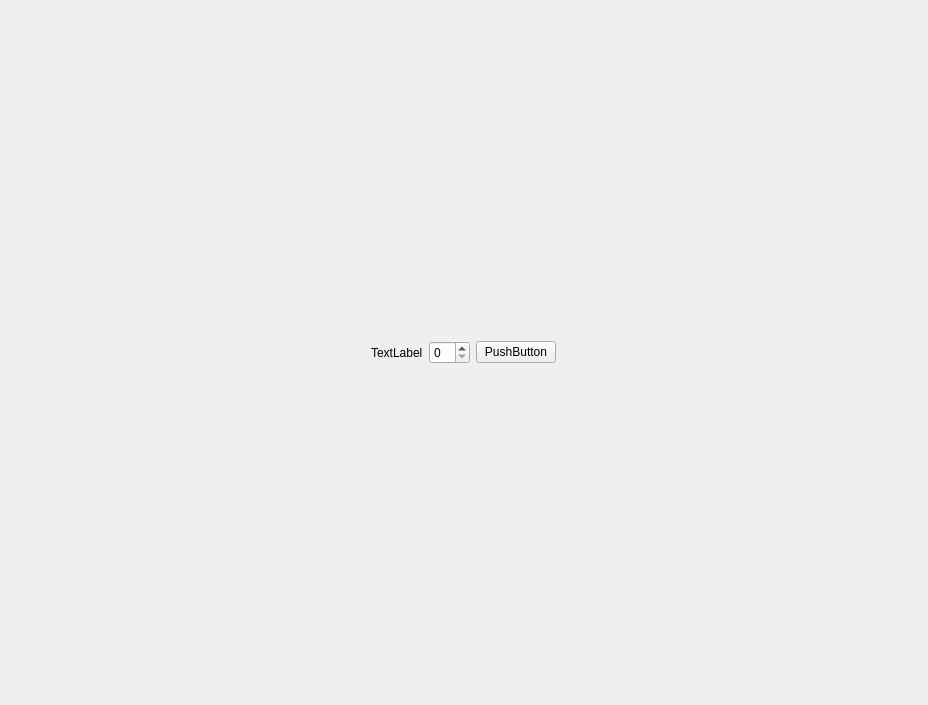
Before: the Qt Designer form layout2.ui in AziizBg/RO_Project, drawn with Qt 5.
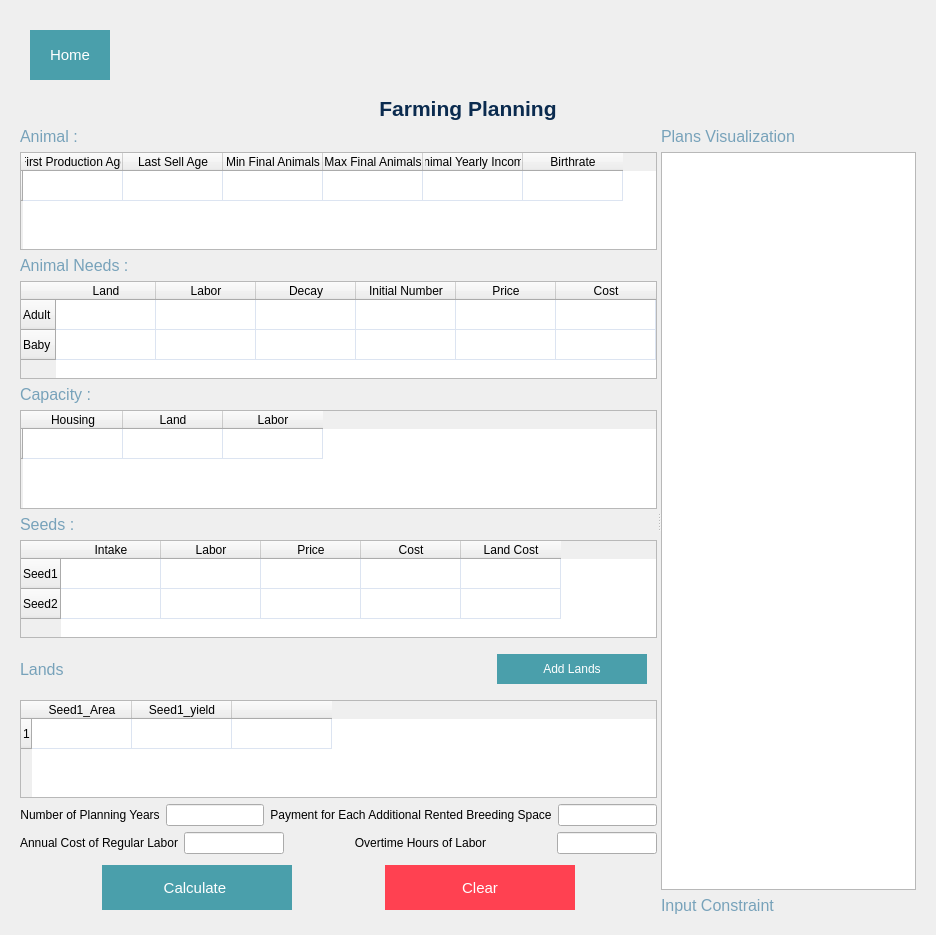
After: the same form once the commit is applied.

Patch:
```diff
--- a/layout2.ui
+++ b/layout2.ui
@@ -6,48 +6,704 @@
    <rect>
     <x>0</x>
     <y>0</y>
-    <width>928</width>
-    <height>705</height>
+    <width>936</width>
+    <height>935</height>
    </rect>
   </property>
   <property name="windowTitle">
    <string>Parameters Input</string>
   </property>
   <widget class="QWidget" name="centralwidget">
-   <layout class="QHBoxLayout" name="horizontalLayout">
+   <layout class="QVBoxLayout" name="main_layout">
+    <property name="leftMargin">
+     <number>20</number>
+    </property>
+    <property name="topMargin">
+     <number>20</number>
+    </property>
+    <property name="rightMargin">
+     <number>20</number>
+    </property>
+    <property name="bottomMargin">
+     <number>20</number>
+    </property>
     <item>
-     <layout class="QVBoxLayout" name="verticalLayout">
-      <item>
-       <layout class="QHBoxLayout" name="horizontalLayout_9">
+     <widget class="QPushButton" name="returnHome">
+      <property name="maximumSize">
+       <size>
+        <width>100</width>
+        <height>70</height>
+       </size>
+      </property>
+      <property name="font">
+       <font>
+        <pointsize>11</pointsize>
+       </font>
+      </property>
+      <property name="cursor">
+       <cursorShape>PointingHandCursor</cursorShape>
+      </property>
+      <property name="styleSheet">
+       <string notr="true">
+                        QPushButton {
+                            background-color: #4a9fab;
+                            border: none;
+                            color: white;
+                            padding: 10px ;
+                            margin: 10px;
+                            height: 35px;
+                        }
+                        QPushButton:hover {
+                            background-color: #3e858f;
+                        }
+                    </string>
+      </property>
+      <property name="text">
+       <string>Home</string>
+      </property>
+     </widget>
+    </item>
+    <item>
+     <widget class="QLabel" name="top_title">
+      <property name="maximumSize">
+       <size>
+        <width>16777215</width>
+        <height>150</height>
+       </size>
+      </property>
+      <property name="font">
+       <font>
+        <pointsize>16</pointsize>
+        <weight>75</weight>
+        <bold>true</bold>
+       </font>
+      </property>
+      <property name="styleSheet">
+       <string notr="true">
+                  QLabel {
+                  color: #0b2b4f;
+                  }
+              </string>
+      </property>
+      <property name="text">
+       <string>Farming Planning</string>
+      </property>
+      <property name="alignment">
+       <set>Qt::AlignCenter</set>
+      </property>
+     </widget>
+    </item>
+    <item>
+     <widget class="QSplitter" name="splitter">
+      <property name="orientation">
+       <enum>Qt::Horizontal</enum>
+      </property>
+      <widget class="QWidget" name="leftPanel">
+       <layout class="QVBoxLayout" name="verticalLayout">
         <item>
-         <widget class="QLabel" name="label">
+         <widget class="QLabel" name="node_input_title_2">
+          <property name="font">
+           <font>
+            <pointsize>12</pointsize>
+           </font>
+          </property>
+          <property name="styleSheet">
+           <string notr="true">
+                                                        QLabel {
+                                                        color: #77a2ba;
+                                                        }
+                                                    </string>
+          </property>
           <property name="text">
-           <string>TextLabel</string>
+           <string>Animal :</string>
           </property>
          </widget>
         </item>
         <item>
-         <widget class="QSpinBox" name="spinBox"/>
+         <widget class="QTableWidget" name="tableAdultAnimal">
+          <property name="styleSheet">
+           <string notr="true">gridline-color:#DCE4F1;
+selection-background-color: #DCE4F1;</string>
+          </property>
+          <row>
+           <property name="text">
+            <string/>
+           </property>
+          </row>
+          <column>
+           <property name="text">
+            <string>First Production Age</string>
+           </property>
+          </column>
+          <column>
+           <property name="text">
+            <string>Last Sell Age</string>
+           </property>
+          </column>
+          <column>
+           <property name="text">
+            <string>Min Final Animals</string>
+           </property>
+          </column>
+          <column>
+           <property name="text">
+            <string>Max Final Animals</string>
+           </property>
+          </column>
+          <column>
+           <property name="text">
+            <string>Animal Yearly Income</string>
+           </property>
+          </column>
+          <column>
+           <property name="text">
+            <string>Birthrate</string>
+           </property>
+          </column>
+         </widget>
         </item>
         <item>
-         <widget class="QPushButton" name="pushButton">
+         <widget class="QLabel" name="edge_input_title">
+          <property name="font">
+           <font>
+            <pointsize>12</pointsize>
+           </font>
+          </property>
+          <property name="styleSheet">
+           <string notr="true">
+                                                        QLabel {
+                                                        color: #77a2ba;
+                                                        }
+                                                    </string>
+          </property>
           <property name="text">
-           <string>PushButton</string>
+           <string>Animal Needs :</string>
           </property>
          </widget>
         </item>
+        <item>
+         <widget class="QTableWidget" name="tableAnimalNeeds">
+          <property name="styleSheet">
+           <string notr="true">gridline-color:#DCE4F1;
+selection-background-color: #DCE4F1;</string>
+          </property>
+          <row>
+           <property name="text">
+            <string>Adult</string>
+           </property>
+          </row>
+          <row>
+           <property name="text">
+            <string>Baby</string>
+           </property>
+          </row>
+          <column>
+           <property name="text">
+            <string>Land</string>
+           </property>
+          </column>
+          <column>
+           <property name="text">
+            <string>Labor</string>
+           </property>
+          </column>
+          <column>
+           <property name="text">
+            <string>Decay</string>
+           </property>
+          </column>
+          <column>
+           <property name="text">
+            <string>Initial Number</string>
+           </property>
+          </column>
+          <column>
+           <property name="text">
+            <string>Price</string>
+           </property>
+          </column>
+          <column>
+           <property name="text">
+            <string>Cost</string>
+           </property>
+          </column>
+         </widget>
+        </item>
+        <item>
+         <widget class="QLabel" name="node_selection_label">
+          <property name="font">
+           <font>
+            <pointsize>12</pointsize>
+           </font>
+          </property>
+          <property name="styleSheet">
+           <string notr="true">
+                                                        QLabel {
+                                                        color: #77a2ba;
+                                                        }
+                                                    </string>
+          </property>
+          <property name="text">
+           <string>Capacity : </string>
+          </property>
+         </widget>
+        </item>
+        <item>
+         <widget class="QTableWidget" name="tableCapacity">
+          <property name="styleSheet">
+           <string notr="true">gridline-color:#DCE4F1;
+        selection-background-color: #DCE4F1;</string>
+          </property>
+          <row>
+           <property name="text">
+            <string/>
+           </property>
+          </row>
+          <column>
+           <property name="text">
+            <string>Housing</string>
+           </property>
+          </column>
+          <column>
+           <property name="text">
+            <string>Land</string>
+           </property>
+          </column>
+          <column>
+           <property name="text">
+            <string>Labor</string>
+           </property>
+          </column>
+         </widget>
+        </item>
+        <item>
+         <widget class="QLabel" name="input_constraint">
+          <property name="font">
+           <font>
+            <pointsize>12</pointsize>
+           </font>
+          </property>
+          <property name="styleSheet">
+           <string notr="true">
+                                                        QLabel {
+                                                        color: #77a2ba;
+                                                        }
+                                                    </string>
+          </property>
+          <property name="text">
+           <string>Seeds :</string>
+          </property>
+         </widget>
+        </item>
+        <item>
+         <widget class="QTableWidget" name="tableSeeds">
+          <property name="styleSheet">
+           <string notr="true">gridline-color:#DCE4F1;
+     selection-background-color: #DCE4F1;</string>
+          </property>
+          <row>
+           <property name="text">
+            <string>Seed1</string>
+           </property>
+          </row>
+          <row>
+           <property name="text">
+            <string>Seed2</string>
+           </property>
+          </row>
+          <column>
+           <property name="text">
+            <string>Intake</string>
+           </property>
+          </column>
+          <column>
+           <property name="text">
+            <string>Labor</string>
+           </property>
+          </column>
+          <column>
+           <property name="text">
+            <string>Price</string>
+           </property>
+          </column>
+          <column>
+           <property name="text">
+            <string>Cost</string>
+           </property>
+          </column>
+          <column>
+           <property name="text">
+            <string>Land Cost</string>
+           </property>
+          </column>
+         </widget>
+        </item>
+        <item>
+         <layout class="QHBoxLayout" name="horizontalLayout">
+          <item>
+           <widget class="QLabel" name="node_input_title">
+            <property name="font">
+             <font>
+              <pointsize>12</pointsize>
+             </font>
+            </property>
+            <property name="styleSheet">
+             <string notr="true">
+                                                        QLabel {
+                                                        color: #77a2ba;
+                                                        }
+                                                    </string>
+            </property>
+            <property name="text">
+             <string>Lands</string>
+            </property>
+           </widget>
+          </item>
+          <item>
+           <widget class="QPushButton" name="add_lands_button">
+            <property name="maximumSize">
+             <size>
+              <width>170</width>
+              <height>16777215</height>
+             </size>
+            </property>
+            <property name="font">
+             <font>
+              <pointsize>9</pointsize>
+             </font>
+            </property>
+            <property name="cursor">
+             <cursorShape>PointingHandCursor</cursorShape>
+            </property>
+            <property name="styleSheet">
+             <string notr="true">
+                                                        QPushButton {
+                                                        background-color: #4a9fab;
+                                                        border: none;
+                                                        color: white;
+                                                        padding: 5px ;
+                                                        margin: 10px;
+                                                        height: 20px;
+                                                        }
+                                                        QPushButton:hover {
+                                                        background-color: #3e858f;
+                                                        }
+                                                    </string>
+            </property>
+            <property name="text">
+             <string>Add Lands</string>
+            </property>
+           </widget>
+          </item>
+         </layout>
+        </item>
+        <item>
+         <widget class="QTableWidget" name="tableLands">
+          <property name="styleSheet">
+           <string notr="true">gridline-color:#DCE4F1;
+selection-background-color: #DCE4F1;</string>
+          </property>
+          <row>
+           <property name="text">
+            <string>1</string>
+           </property>
+          </row>
+          <column>
+           <property name="text">
+            <string>Seed1_Area</string>
+           </property>
+          </column>
+          <column>
+           <property name="text">
+            <string>Seed1_yield</string>
+           </property>
+          </column>
+          <column>
+           <property name="text">
+            <string/>
+           </property>
+          </column>
+         </widget>
+        </item>
+        <item>
+         <layout class="QHBoxLayout" name="horizontalLayout_2">
+          <item>
+           <widget class="QLabel" name="label_5">
+            <property name="maximumSize">
+             <size>
+              <width>200</width>
+              <height>16777215</height>
+             </size>
+            </property>
+            <property name="text">
+             <string>Number of Planning Years</string>
+            </property>
+            <property name="alignment">
+             <set>Qt::AlignCenter</set>
+            </property>
+            <property name="wordWrap">
+             <bool>false</bool>
+            </property>
+           </widget>
+          </item>
+          <item>
+           <widget class="QLineEdit" name="lineEdit">
+            <property name="enabled">
+             <bool>true</bool>
+            </property>
+            <property name="maximumSize">
+             <size>
+              <width>100</width>
+              <height>16777215</height>
+             </size>
+            </property>
+            <property name="alignment">
+             <set>Qt::AlignCenter</set>
+            </property>
+           </widget>
+          </item>
+          <item>
+           <layout class="QHBoxLayout" name="horizontalLayout_6">
+            <item>
+             <widget class="QLabel" name="label_8">
+              <property name="maximumSize">
+               <size>
+                <width>300</width>
+                <height>16777215</height>
+               </size>
+              </property>
+              <property name="text">
+               <string>Payment for Each Additional Rented Breeding Space</string>
+              </property>
+              <property name="alignment">
+               <set>Qt::AlignCenter</set>
+              </property>
+              <property name="wordWrap">
+               <bool>false</bool>
+              </property>
+             </widget>
+            </item>
+            <item>
+             <widget class="QLineEdit" name="lineEdit_3">
+              <property name="maximumSize">
+               <size>
+                <width>100</width>
+                <height>16777215</height>
+               </size>
+              </property>
+              <property name="alignment">
+               <set>Qt::AlignCenter</set>
+              </property>
+             </widget>
+            </item>
+           </layout>
+          </item>
+         </layout>
+        </item>
+        <item>
+         <layout class="QHBoxLayout" name="horizontalLayout_4">
+          <item>
+           <widget class="QLabel" name="label_7">
+            <property name="maximumSize">
+             <size>
+              <width>200</width>
+              <height>16777215</height>
+             </size>
+            </property>
+            <property name="text">
+             <string>Annual Cost of Regular Labor</string>
+            </property>
+            <property name="alignment">
+             <set>Qt::AlignCenter</set>
+            </property>
+            <property name="wordWrap">
+             <bool>false</bool>
+            </property>
+           </widget>
+          </item>
+          <item>
+           <widget class="QLineEdit" name="lineEdit_2">
+            <property name="maximumSize">
+             <size>
+              <width>100</width>
+              <height>16777215</height>
+             </size>
+            </property>
+            <property name="alignment">
+             <set>Qt::AlignCenter</set>
+            </property>
+           </widget>
+          </item>
+          <item>
+           <layout class="QHBoxLayout" name="horizontalLayout_3">
+            <item>
+             <widget class="QLabel" name="label_6">
+              <property name="maximumSize">
+               <size>
+                <width>300</width>
+                <height>16777215</height>
+               </size>
+              </property>
+              <property name="text">
+               <string>Overtime Hours of Labor</string>
+              </property>
+              <property name="alignment">
+               <set>Qt::AlignCenter</set>
+              </property>
+              <property name="wordWrap">
+               <bool>false</bool>
+              </property>
+             </widget>
+            </item>
+            <item>
+             <widget class="QLineEdit" name="lineEdit_4">
+              <property name="maximumSize">
+               <size>
+                <width>100</width>
+                <height>16777215</height>
+               </size>
+              </property>
+              <property name="alignment">
+               <set>Qt::AlignCenter</set>
+              </property>
+             </widget>
+            </item>
+           </layout>
+          </item>
+         </layout>
+        </item>
+        <item>
+         <layout class="QHBoxLayout" name="horizontalLayout_7">
+          <item>
+           <widget class="QPushButton" name="pushButton_submit">
+            <property name="maximumSize">
+             <size>
+              <width>200</width>
+              <height>16777215</height>
+             </size>
+            </property>
+            <property name="font">
+             <font>
+              <pointsize>11</pointsize>
+             </font>
+            </property>
+            <property name="cursor">
+             <cursorShape>PointingHandCursor</cursorShape>
+            </property>
+            <property name="styleSheet">
+             <string notr="true">
+                                                        QPushButton {
+                                                        background-color: #4a9fab;
+                                                        border: none;
+                                                        color: white;
+                                                        padding: 5px ;
+                                                        margin: 5px;
+                                                        height: 35px;
+                                                        }
+                                                        QPushButton:hover {
+                                                        background-color: #3e858f;
+                                                        }
+                                                    </string>
+            </property>
+            <property name="text">
+             <string>Calculate </string>
+            </property>
+           </widget>
+          </item>
+          <item>
+           <widget class="QPushButton" name="clear_button_4">
+            <property name="maximumSize">
+             <size>
+              <width>200</width>
+              <height>16777215</height>
+             </size>
+            </property>
+            <property name="font">
+             <font>
+              <pointsize>11</pointsize>
+             </font>
+            </property>
+            <property name="cursor">
+             <cursorShape>PointingHandCursor</cursorShape>
+            </property>
+            <property name="styleSheet">
+             <string notr="true">
+                                                        QPushButton {
+                                                        background-color: #ff4151;
+                                                        border: none;
+                                                        color: white;
+                                                        padding: 5px ;
+                                                        margin: 5px;
+                                                        height: 35px;
+                                                        }
+                                                        QPushButton:hover {
+                                                        background-color: #f0505d;
+                                                        }
+                                                    </string>
+            </property>
+            <property name="text">
+             <string>Clear</string>
+            </property>
+           </widget>
+          </item>
+         </layout>
+        </item>
        </layout>
-      </item>
-      <item>
-       <layout class="QHBoxLayout" name="horizontalLayout_8"/>
-      </item>
-      <item>
-       <layout class="QHBoxLayout" name="horizontalLayout_7"/>
-      </item>
-      <item>
-       <layout class="QHBoxLayout" name="horizontalLayout_6"/>
-      </item>
-     </layout>
+      </widget>
+      <widget class="QWidget" name="right_widget">
+       <layout class="QVBoxLayout" name="right_layout">
+        <item>
+         <layout class="QVBoxLayout" name="verticalLayout_2">
+          <item>
+           <widget class="QLabel" name="graph_title">
+            <property name="font">
+             <font>
+              <pointsize>12</pointsize>
+             </font>
+            </property>
+            <property name="styleSheet">
+             <string notr="true">
+                                                        QLabel {
+                                                        color: #77a2ba;
+                                                        }
+                                                    </string>
+            </property>
+            <property name="text">
+             <string>Plans Visualization</string>
+            </property>
+           </widget>
+          </item>
+          <item>
+           <widget class="QTextEdit" name="outputText">
+            <property name="readOnly">
+             <bool>true</bool>
+            </property>
+           </widget>
+          </item>
+          <item>
+           <widget class="QLabel" name="input_constraint_2">
+            <property name="font">
+             <font>
+              <pointsize>12</pointsize>
+             </font>
+            </property>
+            <property name="styleSheet">
+             <string notr="true">
+                                                        QLabel {
+                                                        color: #77a2ba;
+                                                        }
+                                                    </string>
+            </property>
+            <property name="text">
+             <string>Input Constraint</string>
+            </property>
+           </widget>
+          </item>
+         </layout>
+        </item>
+       </layout>
+      </widget>
+     </widget>
     </item>
    </layout>
   </widget>
```
Left out of the diff: 2 changed lines with no effect on the pictures.
